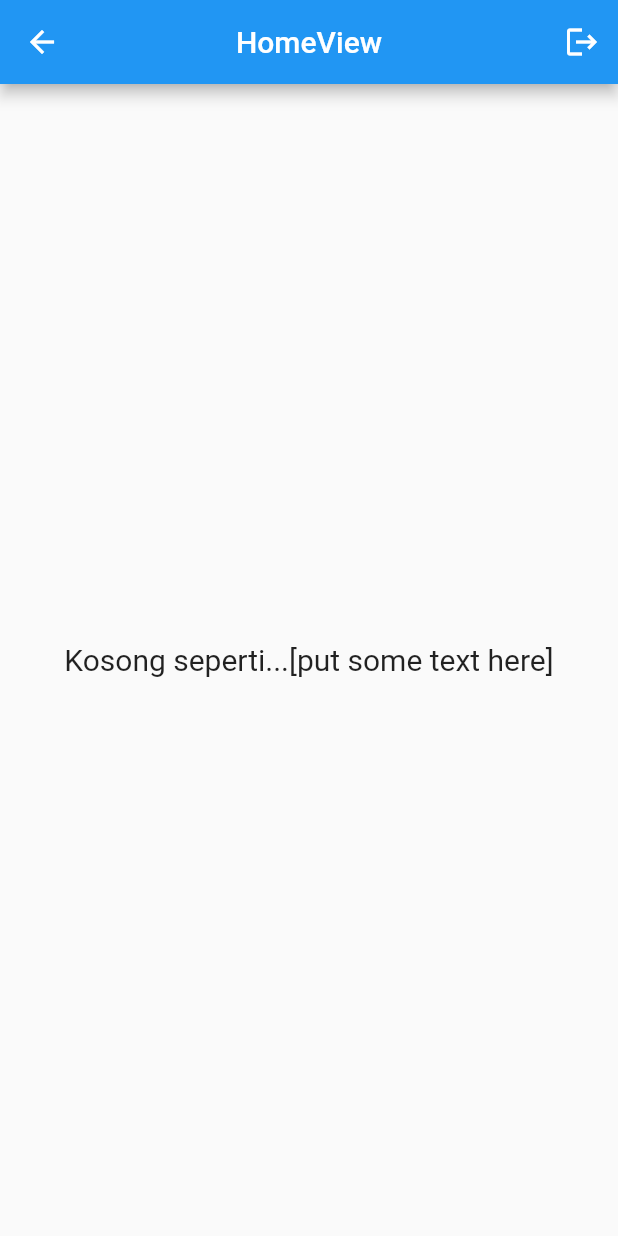
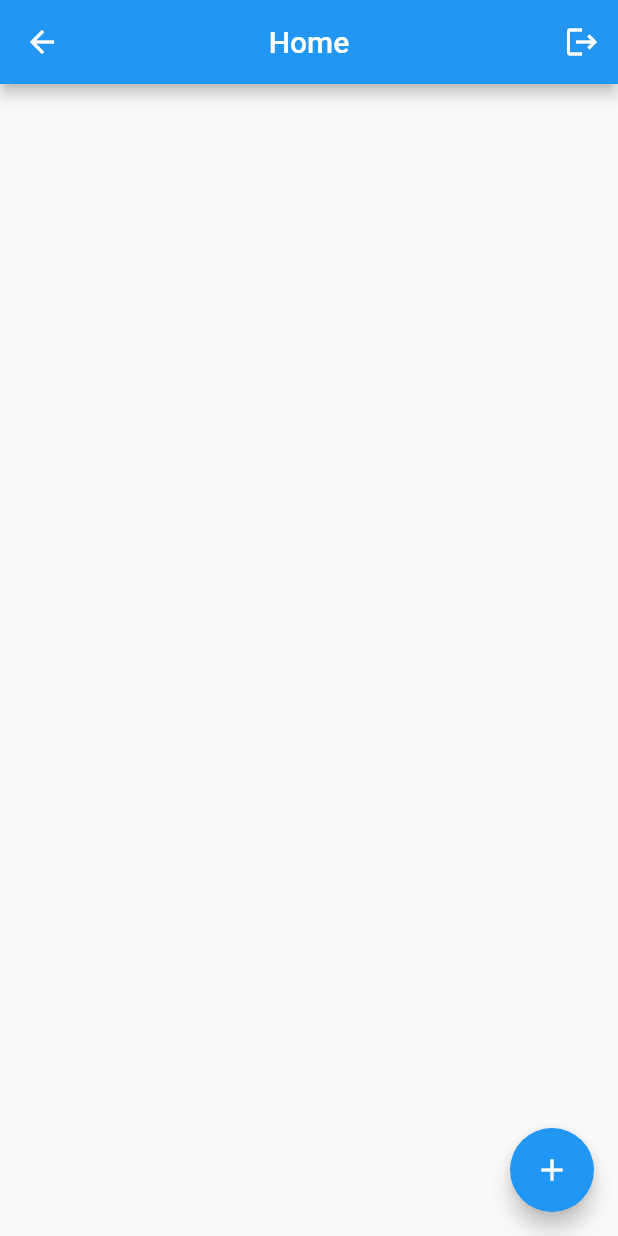
Before and after one commit to AfdulRohmat/flutter-firebase, a Flutter app: the HomeView screen opened by its route, on a phone screen of 412 x 824 dp. Run offline on Flutter 3.47's test engine with Material 2 defaults, Android fonts, the phone set to English and light mode, and no system bars; our stand-ins replace cloud_firestore, firebase_auth, firebase_core, get; accounts and stored records are empty; network calls fail.

```diff
--- a/lib/app/modules/home/views/home_view.dart
+++ b/lib/app/modules/home/views/home_view.dart
@@ -1,5 +1,7 @@
+import 'package:cloud_firestore/cloud_firestore.dart';
 import 'package:flutter/material.dart';
 import 'package:flutter_firebase/app/controllers/auth_controller.dart';
+import 'package:flutter_firebase/app/routes/app_pages.dart';
 
 import 'package:get/get.dart';
 
@@ -12,7 +14,7 @@ class HomeView extends GetView<HomeController> {
   Widget build(BuildContext context) {
     return Scaffold(
       appBar: AppBar(
-        title: Text('HomeView'),
+        title: Text('Home'),
         centerTitle: true,
         actions: [
           IconButton(
@@ -23,11 +25,65 @@ class HomeView extends GetView<HomeController> {
           )
         ],
       ),
-      body: Center(
-        child: Text(
-          'Kosong seperti...[put some text here]',
-          style: TextStyle(fontSize: 20),
-        ),
+
+      // REALTIME READ DATA
+      body: StreamBuilder<QuerySnapshot<Object?>>(
+        stream: controller.getDataRealtime(),
+        builder: (context, snapshot) {
+          if (snapshot.connectionState == ConnectionState.active) {
+            var data = snapshot.data!.docs;
+            return ListView.builder(
+              itemCount: data.length,
+              itemBuilder: (context, index) => ListTile(
+                title: Text(
+                    "${(data[index].data() as Map<String, dynamic>)['title']}"),
+                subtitle: Text(
+                    "${(data[index].data() as Map<String, dynamic>)['description']}"),
+                onTap: () {
+                  Get.toNamed(
+                    Routes.EDIT_DATA,
+                    arguments: data[index].id,
+                  );
+                },
+              ),
+            );
+          } else {
+            return Center(
+              child: CircularProgressIndicator(),
+            );
+          }
+        },
+      ),
+
+      // ONE TIME READ DATA
+      // FutureBuilder<QuerySnapshot<Object?>>(
+      //   future: controller.getDataOnce(),
+      //   builder: (context, snapshot) {
+      //     print(snapshot.data);
+      //     if (snapshot.connectionState == ConnectionState.done) {
+      //       var data = snapshot.data!.docs;
+      //       return ListView.builder(
+      //         itemCount: data.length,
+      //         itemBuilder: (context, index) => ListTile(
+      //           title: Text(
+      //               "${(data[index].data() as Map<String, dynamic>)['title']}"),
+      //           subtitle: Text(
+      //               "${(data[index].data() as Map<String, dynamic>)['description']}"),
+      //         ),
+      //       );
+      //     } else {
+      //       return Center(
+      //         child: CircularProgressIndicator(),
+      //       );
+      //     }
+      //   },
+      // ),
+
+      floatingActionButton: FloatingActionButton(
+        onPressed: () {
+          Get.toNamed(Routes.ADD_DATA);
+        },
+        child: Icon(Icons.add),
       ),
     );
   }
--- a/lib/app/modules/login/views/login_view.dart
+++ b/lib/app/modules/login/views/login_view.dart
@@ -73,6 +73,7 @@ class LoginView extends GetView<LoginController> {
             ),
           ],
         ),
-        ));
+      ),
+    );
   }
 }
--- a/lib/app/routes/app_pages.dart
+++ b/lib/app/routes/app_pages.dart
@@ -1,5 +1,9 @@
 import 'package:get/get.dart';
 
+import 'package:flutter_firebase/app/modules/add-data/bindings/add_data_binding.dart';
+import 'package:flutter_firebase/app/modules/add-data/views/add_data_view.dart';
+import 'package:flutter_firebase/app/modules/edit-data/bindings/edit_data_binding.dart';
+import 'package:flutter_firebase/app/modules/edit-data/views/edit_data_view.dart';
 import 'package:flutter_firebase/app/modules/home/bindings/home_binding.dart';
 import 'package:flutter_firebase/app/modules/home/views/home_view.dart';
 import 'package:flutter_firebase/app/modules/login/bindings/login_binding.dart';
@@ -37,5 +41,15 @@ class AppPages {
       page: () => ResetPasswordView(),
       binding: ResetPasswordBinding(),
     ),
+    GetPage(
+      name: _Paths.ADD_DATA,
+      page: () => AddDataView(),
+      binding: AddDataBinding(),
+    ),
+    GetPage(
+      name: _Paths.EDIT_DATA,
+      page: () => EditDataView(),
+      binding: EditDataBinding(),
+    ),
   ];
 }
--- a/lib/app/routes/app_routes.dart
+++ b/lib/app/routes/app_routes.dart
@@ -8,6 +8,8 @@ abstract class Routes {
   static const LOGIN = _Paths.LOGIN;
   static const SIGN_UP = _Paths.SIGN_UP;
   static const RESET_PASSWORD = _Paths.RESET_PASSWORD;
+  static const ADD_DATA = _Paths.ADD_DATA;
+  static const EDIT_DATA = _Paths.EDIT_DATA;
 }
 
 abstract class _Paths {
@@ -15,4 +17,6 @@ abstract class _Paths {
   static const LOGIN = '/login';
   static const SIGN_UP = '/sign-up';
   static const RESET_PASSWORD = '/reset-password';
+  static const ADD_DATA = '/add-data';
+  static const EDIT_DATA = '/edit-data';
 }
--- a/pubspec.yaml
+++ b/pubspec.yaml
@@ -10,6 +10,7 @@ dependencies:
   get: 4.3.8
   firebase_core: ^1.4.0
   firebase_auth: ^3.2.0
+  cloud_firestore: ^3.1.4
   flutter:
     sdk: flutter
 
```
Also changed, not shown: lib/app/modules/add-data/bindings/add_data_binding.dart (added, +12 -0 lines), lib/app/modules/add-data/controllers/add_data_controller.dart (added, +64 -0 lines), lib/app/modules/add-data/views/add_data_view.dart (added, +49 -0 lines), lib/app/modules/edit-data/bindings/edit_data_binding.dart (added, +12 -0 lines), lib/app/modules/edit-data/controllers/edit_data_controller.dart (added, +107 -0 lines), lib/app/modules/edit-data/views/edit_data_view.dart (added, +77 -0 lines), lib/app/modules/home/controllers/home_controller.dart (+17 -12 lines), pubspec.lock, 1 other file. Lines whose indentation alone changed are shown as unchanged.
